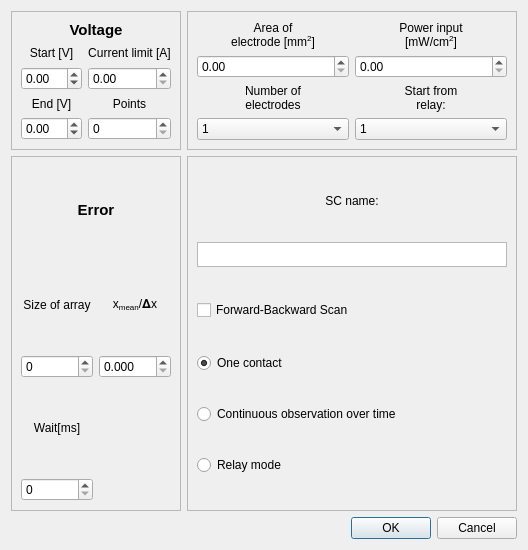
Above: GUI/Dialog.ui from userIsTaken/SolarVACh before the change. Below: the same form after it.
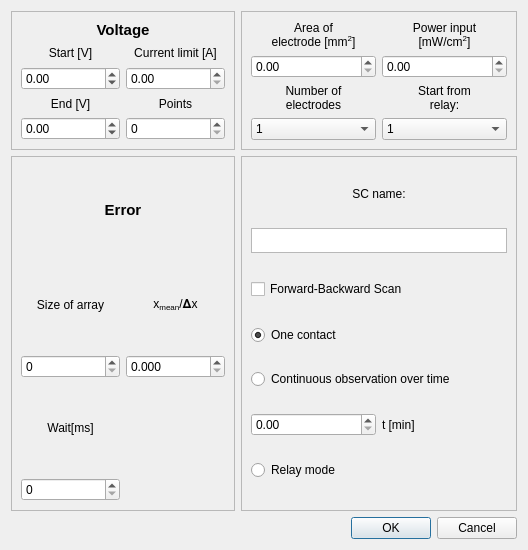
That is the form after the change.

```diff
--- a/GUI/Dialog.ui
+++ b/GUI/Dialog.ui
@@ -363,7 +363,7 @@
       <enum>QFrame::Raised</enum>
      </property>
      <layout class="QGridLayout" name="gridLayout_5">
-      <item row="0" column="0">
+      <item row="0" column="0" colspan="2">
        <widget class="QLabel" name="label_16">
         <property name="maximumSize">
          <size>
@@ -379,7 +379,34 @@
         </property>
        </widget>
       </item>
-      <item row="1" column="0">
+      <item row="6" column="0">
+       <widget class="QRadioButton" name="relayMode">
+        <property name="text">
+         <string>Relay mode</string>
+        </property>
+       </widget>
+      </item>
+      <item row="2" column="0" colspan="2">
+       <widget class="QCheckBox" name="fb_scan">
+        <property name="maximumSize">
+         <size>
+          <width>16777215</width>
+          <height>24</height>
+         </size>
+        </property>
+        <property name="text">
+         <string>Forward-Backward Scan</string>
+        </property>
+       </widget>
+      </item>
+      <item row="4" column="0" colspan="2">
+       <widget class="QRadioButton" name="timeMode">
+        <property name="text">
+         <string>Continuous observation over time</string>
+        </property>
+       </widget>
+      </item>
+      <item row="1" column="0" colspan="2">
        <widget class="QTextEdit" name="sc_name">
         <property name="maximumSize">
          <size>
@@ -395,19 +422,6 @@
         </property>
        </widget>
       </item>
-      <item row="2" column="0">
-       <widget class="QCheckBox" name="fb_scan">
-        <property name="maximumSize">
-         <size>
-          <width>16777215</width>
-          <height>24</height>
-         </size>
-        </property>
-        <property name="text">
-         <string>Forward-Backward Scan</string>
-        </property>
-       </widget>
-      </item>
       <item row="3" column="0">
        <widget class="QRadioButton" name="oneShotMode">
         <property name="text">
@@ -418,17 +432,13 @@
         </property>
        </widget>
       </item>
-      <item row="4" column="0">
-       <widget class="QRadioButton" name="timeMode">
-        <property name="text">
-         <string>Continuous observation over time</string>
-        </property>
-       </widget>
-      </item>
       <item row="5" column="0">
-       <widget class="QRadioButton" name="relayMode">
+       <widget class="QDoubleSpinBox" name="timeDelayBox"/>
+      </item>
+      <item row="5" column="1">
+       <widget class="QLabel" name="unitLabel">
         <property name="text">
-         <string>Relay mode</string>
+         <string>t [min]</string>
         </property>
        </widget>
       </item>
```
